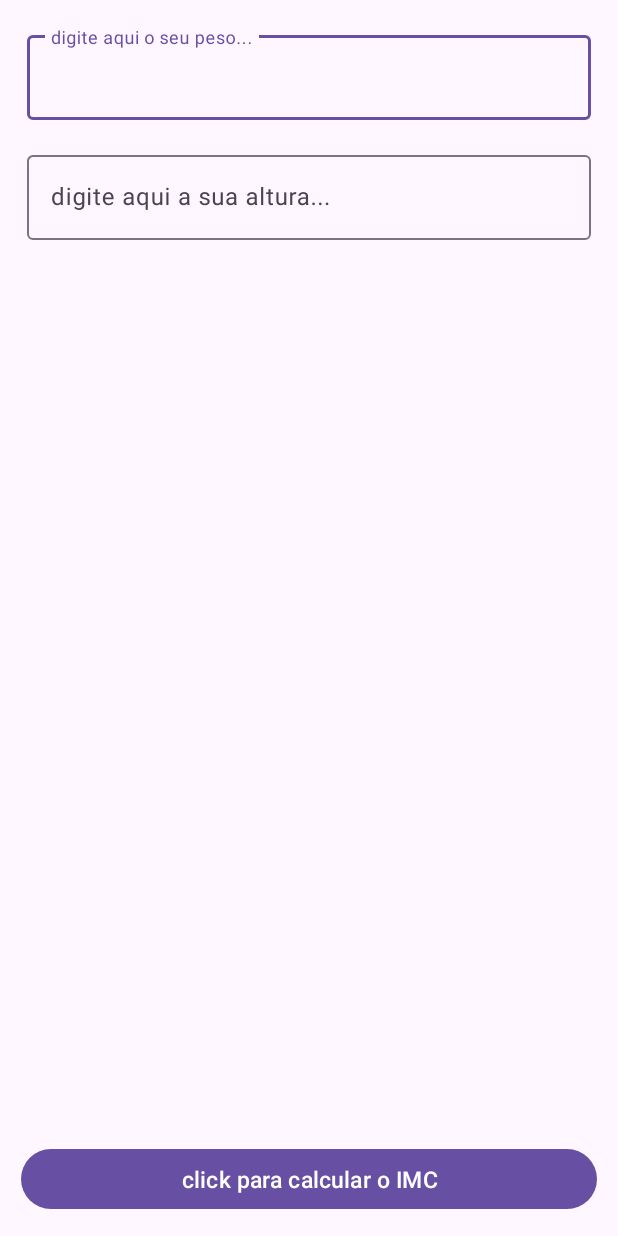
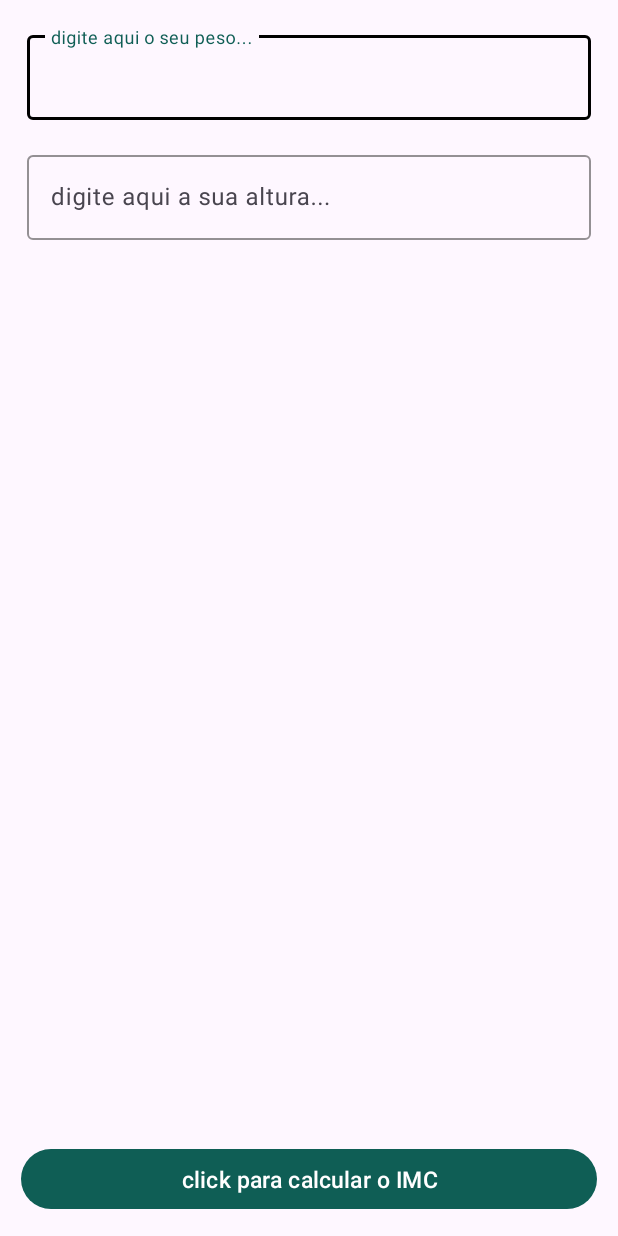
Before and after one commit to maumauriciog/calculadoraIMCv2, an Android app: the screen it shows after launch (MainActivity), on a phone screen of 412 x 824 dp. Run offline under Robolectric (Android 15) with nearby library versions, the phone set to English and light mode, and no system bars.

Commit message:
Melhorando a experiência do usuário 1.0

```diff
--- /dev/null
+++ b/app/src/main/res/drawable/rounded_bg.xml
@@ -0,0 +1,5 @@
+<?xml version="1.0" encoding="utf-8"?>
+<shape xmlns:android="http://schemas.android.com/apk/res/android">
+    <solid android:color="#E8E8E8" />
+    <corners android:radius="24dp" />
+</shape>
--- a/app/src/main/res/layout/activity_main.xml
+++ b/app/src/main/res/layout/activity_main.xml
@@ -24,6 +24,7 @@
         android:layout_width="match_parent"
         android:layout_height="wrap_content"
         android:layout_margin="18dp"
+        app:boxStrokeColor="@color/black"
         app:layout_constraintEnd_toEndOf="parent"
         app:layout_constraintStart_toStartOf="parent"
         app:layout_constraintTop_toTopOf="parent" >
@@ -42,6 +43,7 @@
         android:layout_width="match_parent"
         android:layout_height="wrap_content"
         android:layout_margin="18dp"
+        app:boxStrokeColor="@color/black"
         app:layout_constraintEnd_toEndOf="parent"
         app:layout_constraintStart_toStartOf="parent"
         app:layout_constraintTop_toBottomOf="@+id/textInputLayout">
--- a/app/src/main/res/values-night/themes.xml
+++ b/app/src/main/res/values-night/themes.xml
@@ -2,6 +2,7 @@
     <!-- Base application theme. -->
     <style name="Base.Theme.CalculadoraIMCv2" parent="Theme.Material3.DayNight.NoActionBar">
         <!-- Customize your light theme here. -->
-        <!-- <item name="colorPrimary">@color/my_light_primary</item> -->
+        <item name="colorPrimary">@color/primary_400</item> -->
+        <item name="android:statusBarColor">@color/primary_900</item>
     </style>
 </resources>
--- a/app/src/main/res/values/colors.xml
+++ b/app/src/main/res/values/colors.xml
@@ -2,4 +2,7 @@
 <resources>
     <color name="black">#FF000000</color>
     <color name="white">#FFFFFFFF</color>
+
+    <color name="primary_400">#0F5E55</color>
+    <color name="primary_900">#1B2524</color>
 </resources>
--- a/app/src/main/res/values/themes.xml
+++ b/app/src/main/res/values/themes.xml
@@ -2,7 +2,8 @@
     <!-- Base application theme. -->
     <style name="Base.Theme.CalculadoraIMCv2" parent="Theme.Material3.DayNight.NoActionBar">
         <!-- Customize your light theme here. -->
-        <!-- <item name="colorPrimary">@color/my_light_primary</item> -->
+        <item name="colorPrimary">@color/primary_400</item> -->
+        <item name="android:statusBarColor">@color/primary_900</item>
     </style>
 
     <style name="Theme.CalculadoraIMCv2" parent="Base.Theme.CalculadoraIMCv2" />
```
